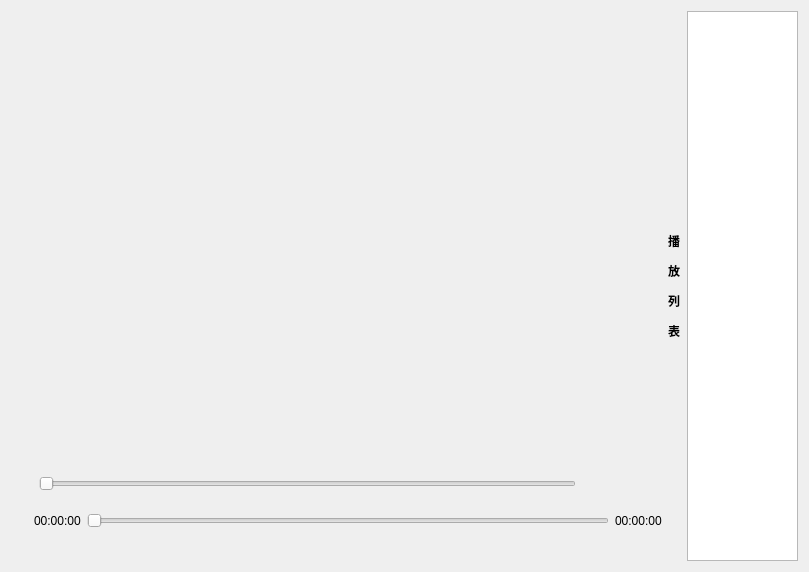
The window that widget.ui (hongzhe12/QtVedio) describes before a commit, drawn with Qt 5.
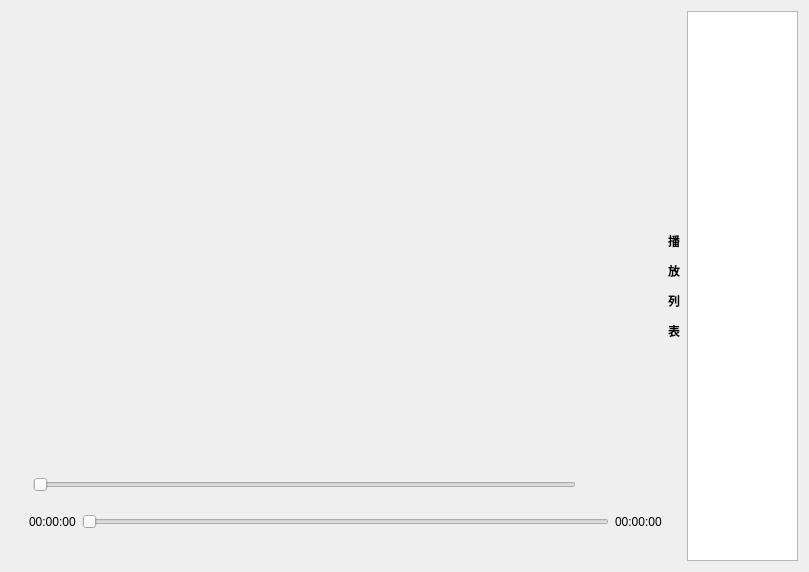
The same window after the commit. Icons and pictures are not drawn. Custom widgets are drawn as their Qt base class.

Diff of the .ui file:
```diff
--- a/widget.ui
+++ b/widget.ui
@@ -49,7 +49,6 @@
             <font>
              <family>宋体</family>
              <pointsize>20</pointsize>
-             <weight>50</weight>
              <italic>false</italic>
              <bold>false</bold>
             </font>
@@ -58,7 +57,7 @@
             <string notr="true">image: url(:/voice.png);</string>
            </property>
            <property name="text">
-            <string>   </string>
+            <string/>
            </property>
           </widget>
          </item>
@@ -103,7 +102,6 @@
            <property name="font">
             <font>
              <pointsize>15</pointsize>
-             <weight>50</weight>
              <bold>false</bold>
             </font>
            </property>
@@ -111,7 +109,7 @@
             <string notr="true">image: url(:/progress.png);</string>
            </property>
            <property name="text">
-            <string>   </string>
+            <string/>
            </property>
           </widget>
          </item>
```
Left out of the diff: 27 changed lines with no effect on the pictures.
